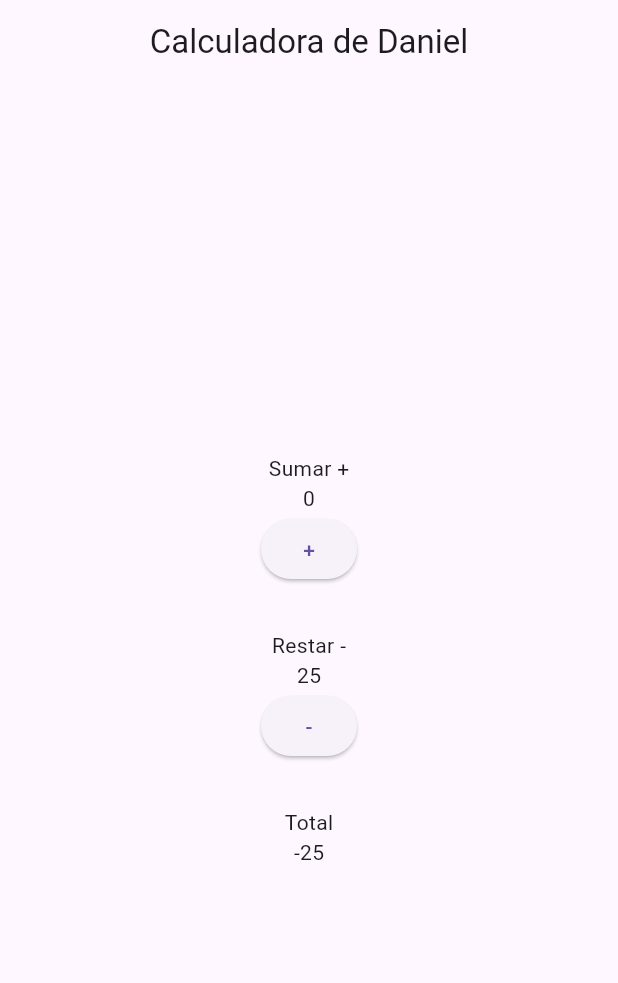
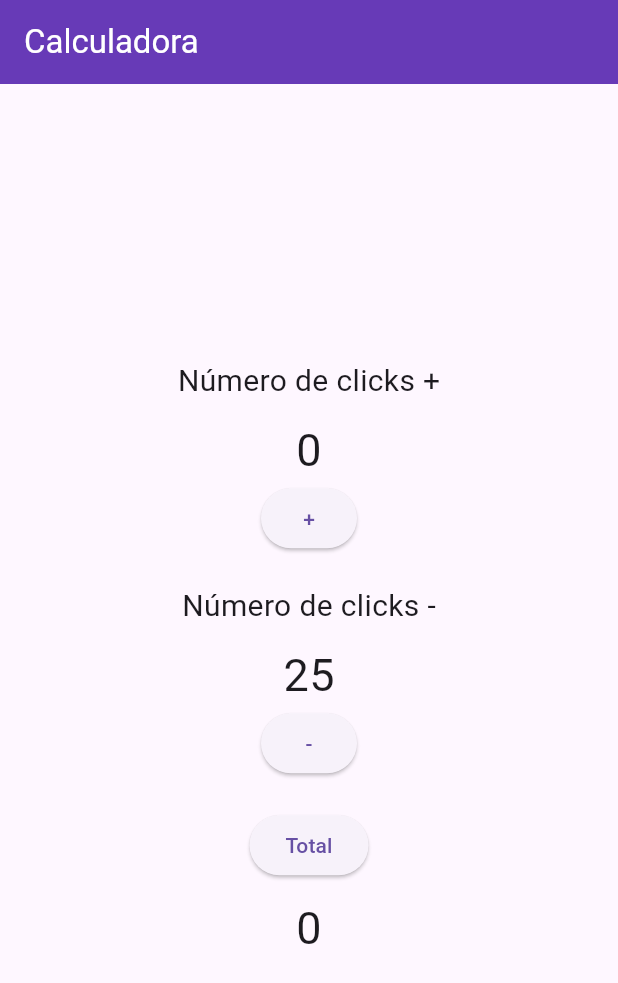
Before and after one commit to danpzZz/Calculadora_Flutter_Grupo_3, a Flutter app: the screen it shows after launch, on a phone screen of 412 x 824 dp. Shown: the top 983 px of the screen. Run offline on Flutter 3.47's test engine with Material 3 defaults, Android fonts, the phone set to English and light mode, and no system bars.

Commit message:
calculadora

```diff
--- a/lib/Presentacion/Screens/calculadora.dart
+++ b/lib/Presentacion/Screens/calculadora.dart
@@ -16,48 +16,98 @@ class Calculadora extends StatefulWidget {
 }
 
 class _CalculadoraState extends State<Calculadora> {
-  int numero1 = 0;
-  int numero2 = 25;
+  int contadorClicsSuma = 0;
+  int contadorClicsResta = 25;
+  int total = 0;
+
+  // Método para incrementar
+  void incrementar() {
+    setState(() {
+      contadorClicsSuma++;
+    });
+  }
+
+  // Método para decrementar
+  void decrementar() {
+    setState(() {
+      contadorClicsResta--;
+    });
+  }
+
+  // Método para calcular el total
+  void calcularTotal() {
+    setState(() {
+      total = contadorClicsSuma - contadorClicsResta;
+    });
+  }
 
   @override
   Widget build(BuildContext context) {
     return Scaffold(
       appBar: AppBar(
-        title: const Text("Calculadora de Daniel"),
-        centerTitle: true,
+        title: const Text('Calculadora'),
+        backgroundColor: Colors.deepPurple,
+        foregroundColor: Colors.white,
       ),
+
       body: Center(
         child: Column(
           mainAxisAlignment: MainAxisAlignment.center,
           children: [
-            const Text("Sumar +"),
-            Text("$numero1"),
-            ElevatedButton(
-              onPressed: () {
-                setState(() {
-                  numero1++;
-                });
-              },
-              child: const Text("+"),
+
+            // Contador de suma
+            const Text(
+              'Número de clicks +',
+              style: TextStyle(fontSize: 20),
             ),
 
-            const SizedBox(height: 30),
+            const SizedBox(height: 10),
 
-            const Text("Restar -"),
-            Text("$numero2"),
-            ElevatedButton(
-              onPressed: () {
-                setState(() {
-                  numero2--;
-                });
-              },
-              child: const Text("-"),
+            Text(
+              '$contadorClicsSuma',
+              style: const TextStyle(fontSize: 30),
             ),
 
-            const SizedBox(height: 30),
+            ElevatedButton(
+              onPressed: incrementar,
+              child: const Text('+'),
+            ),
 
-            const Text("Total"),
-            Text("${numero1 - numero2}"),
+            const SizedBox(height: 20),
+
+            // Contador de resta
+            const Text(
+              'Número de clicks -',
+              style: TextStyle(fontSize: 20),
+            ),
+
+            const SizedBox(height: 10),
+
+            Text(
+              '$contadorClicsResta',
+              style: const TextStyle(fontSize: 30),
+            ),
+
+            ElevatedButton(
+              onPressed: decrementar,
+              child: const Text('-'),
+            ),
+
+            const SizedBox(height: 20),
+
+            // Botón para calcular total
+            ElevatedButton(
+              onPressed: calcularTotal,
+              child: const Text('Total'),
+            ),
+
+            const SizedBox(height: 10),
+
+            // Mostrar total
+            Text(
+              '$total',
+              style: const TextStyle(fontSize: 30),
+            ),
           ],
         ),
       ),
```
